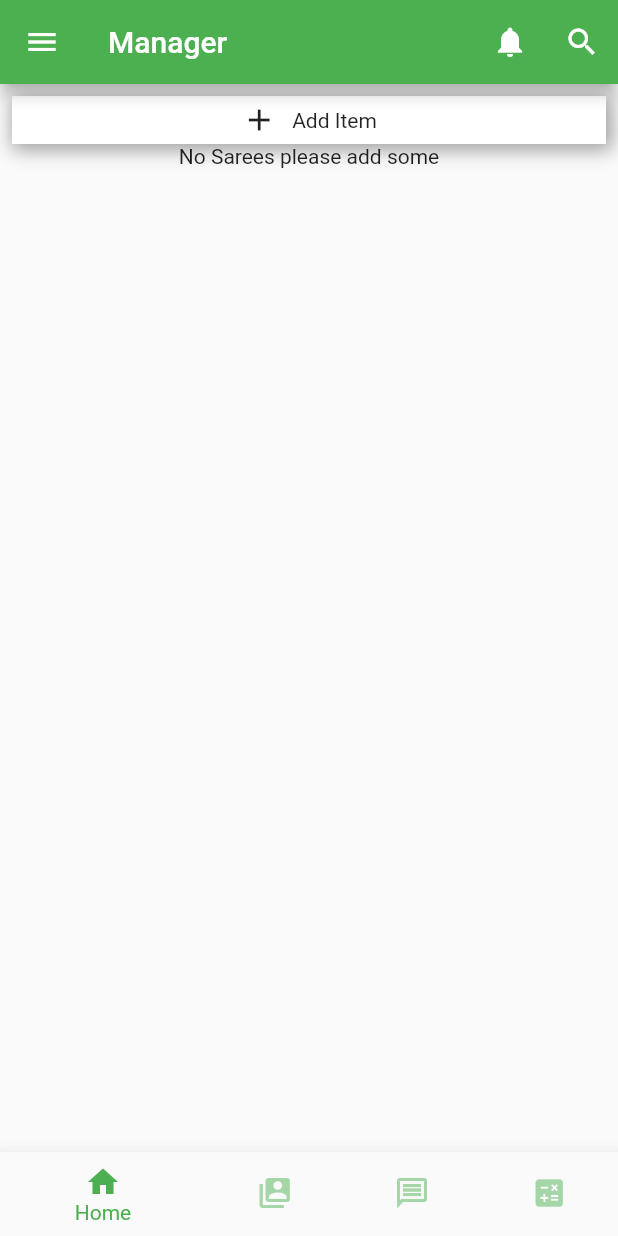
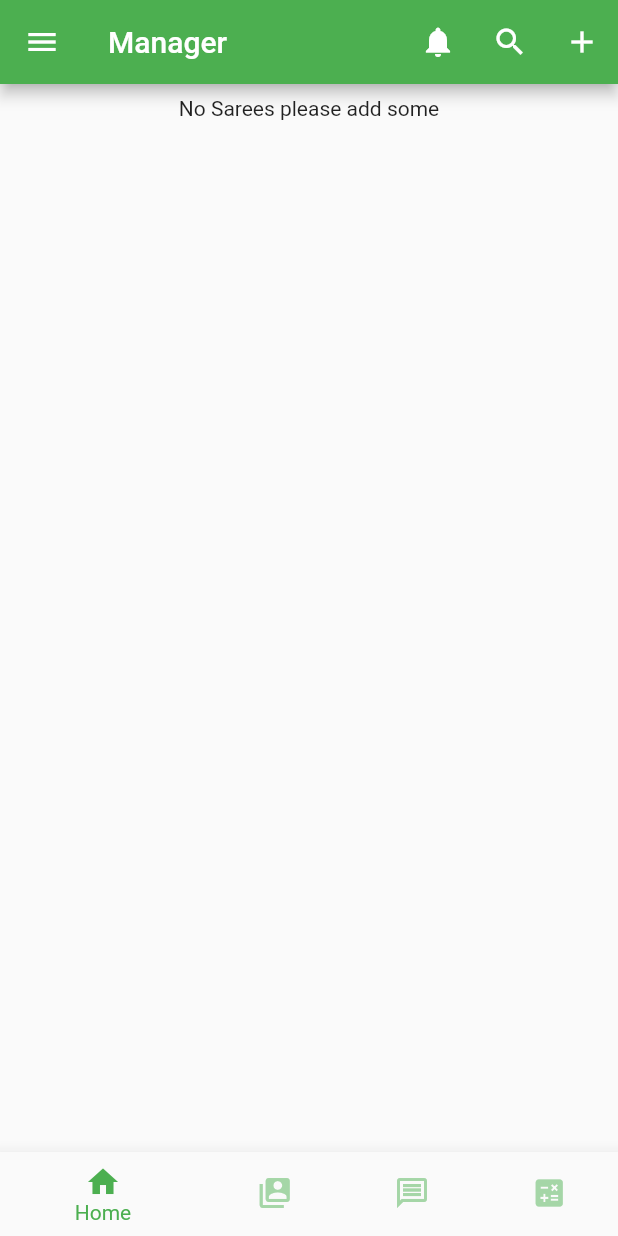
Before and after one commit to gopalkatariya44/ama, a Flutter app: the screen it shows after launch, on a phone screen of 412 x 824 dp. Run offline on Flutter 3.47's test engine with Material 2 defaults, Android fonts, the light colour scheme and no system bars; our stand-ins replace image_picker; missing offline and left inert: flutter_simple_calculator.

Commit message:
Normal Commit

```diff
--- a/lib/screens/BottomNavigationBar/employee_screen.dart
+++ b/lib/screens/BottomNavigationBar/employee_screen.dart
@@ -13,6 +13,7 @@ class _EmployeesDataState extends State<EmployeesData> {
         children: [
           Container(
             color: Colors.white,
+            height: 80,
             width: double.infinity,
             child: Padding(
               padding: const EdgeInsets.all(8.0),
@@ -63,6 +64,7 @@ class _EmployeesDataState extends State<EmployeesData> {
           Container(
             color: Colors.white,
             width: double.infinity,
+            height: 80,
             child: Padding(
               padding: const EdgeInsets.all(8.0),
               child: Row(
--- a/lib/screens/BottomNavigationBar/home.dart
+++ b/lib/screens/BottomNavigationBar/home.dart
@@ -1,5 +1,4 @@
 import 'package:ama/modal/sareeschanger.dart';
-import 'package:ama/screens/addsaree.dart';
 import 'package:flutter/material.dart';
 import 'package:provider/provider.dart';
 
@@ -11,57 +10,28 @@ class HomePage extends StatelessWidget {
       padding: const EdgeInsets.all(8.0),
       child: Column(
         children: [
-          GestureDetector(
-            child: Container(
-              decoration: BoxDecoration(
-                  boxShadow: [
-                    BoxShadow(
-                      color: Colors.grey,
-                      offset: const Offset(2.0, 2.0),
-                      blurRadius: 10.0,
-                      spreadRadius: 2.0,
-                    ), //BoxShadow
-                    BoxShadow(
-                      color: Colors.white,
-                      offset: const Offset(0.0, 0.0),
-                      blurRadius: 0.0,
-                      spreadRadius: 0.0,
-                    ),
-                  ],
-                  border: Border.all(
-                      color: Colors.green,
-                      width: 4.0,
-                      style: BorderStyle.none) //Border.all
-
-                  ),
-              width: double.infinity,
-              child: Row(
-                mainAxisAlignment: MainAxisAlignment.center,
-                children: [
-                  Icon(Icons.add),
-                  SizedBox(
-                    width: 10,
-                  ),
-                  Text("Add Item")
-                ],
-              ),
-            ),
-            onTap: () {
-              Navigator.of(context).push(
-                MaterialPageRoute(
-                  builder: (context) => AddSareeScreen(),
-                ),
-              );
-            },
-          ),
           if (sareeProvider == null) CircularProgressIndicator(),
-          if (sareeProvider!.sarees.isEmpty) Text("No Sarees please add some"),
+          if (sareeProvider!.sarees.isEmpty)
+            Center(
+                child: Container(
+                    height: 40, child: Text("No Sarees please add some"))),
           if (sareeProvider.sarees.isNotEmpty)
             Expanded(
               child: ListView.builder(
                 itemBuilder: (ctx, index) {
                   return ListTile(
-                    title: Text(sareeProvider.sarees[index]!.title),
+                    leading: Image.asset(
+                      sareeProvider.sarees[index]!.imageUrl,
+                      fit: BoxFit.cover,
+                      cacheHeight: 60,
+                      cacheWidth: 60,
+                    ),
+                    title: Text(
+                      sareeProvider.sarees[index]!.title,
+                      style: TextStyle(fontWeight: FontWeight.bold),
+                    ),
+                    subtitle: Text(sareeProvider.sarees[index]!.description),
+                    trailing: Text("data"),
                   );
                 },
                 itemCount: sareeProvider.sarees.length,
--- a/lib/screens/home_screen .dart
+++ b/lib/screens/home_screen .dart
@@ -7,6 +7,7 @@ import 'package:ama/screens/search_screen.dart';
 import 'package:flutter/material.dart';
 
 import 'BottomNavigationBar/calculator.dart';
+import 'addsaree.dart';
 
 class MyHomePage extends StatefulWidget {
   @override
@@ -68,6 +69,19 @@ class _MyHomePageState extends State<MyHomePage> {
               );
             },
           ),
+          IconButton(
+            icon: Icon(
+              Icons.add, // search button
+            ),
+            onPressed: () {
+               Navigator.of(context).push(
+                MaterialPageRoute(
+                  builder: (context) => AddSareeScreen(),
+                ),
+              );
+            },
+          ),
+
         ],
       ),
       drawer: DrawerItem(),
--- a/pubspec.yaml
+++ b/pubspec.yaml
@@ -32,6 +32,7 @@ dependencies:
   provider: ^5.0.0
   path: ^1.8.0
   image_picker: ^0.7.5+2
+  image_cropper: ^1.4.0
 
 
 dev_dependencies:
```
Also changed, not shown: pubspec.lock, 6 other files.
